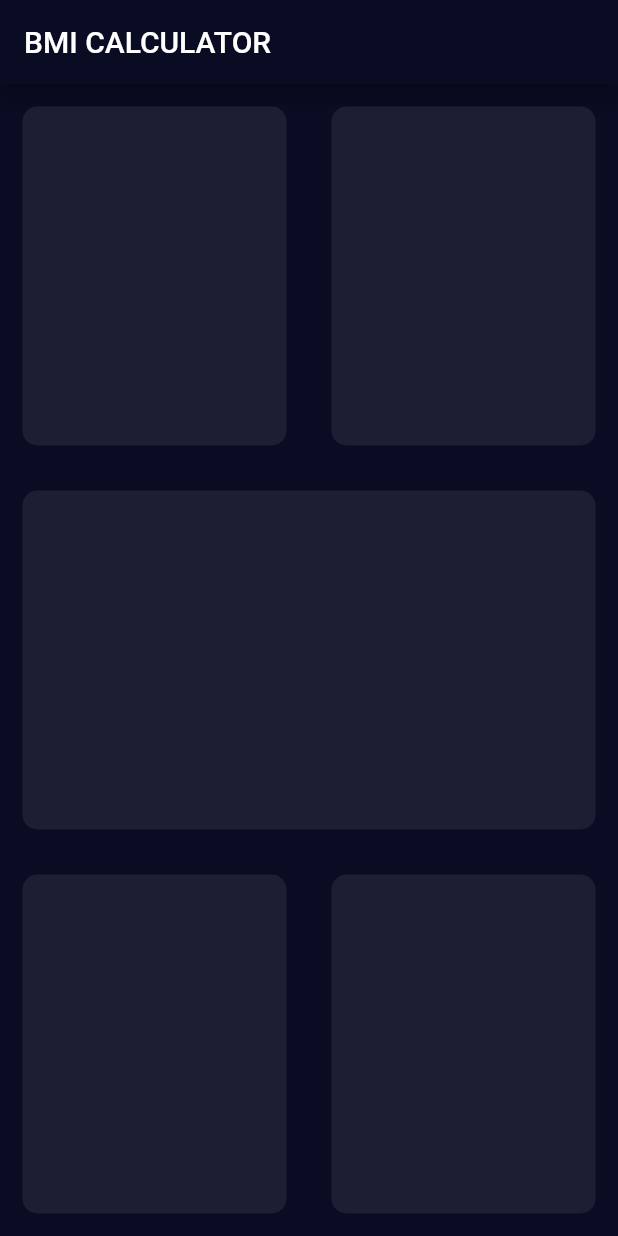
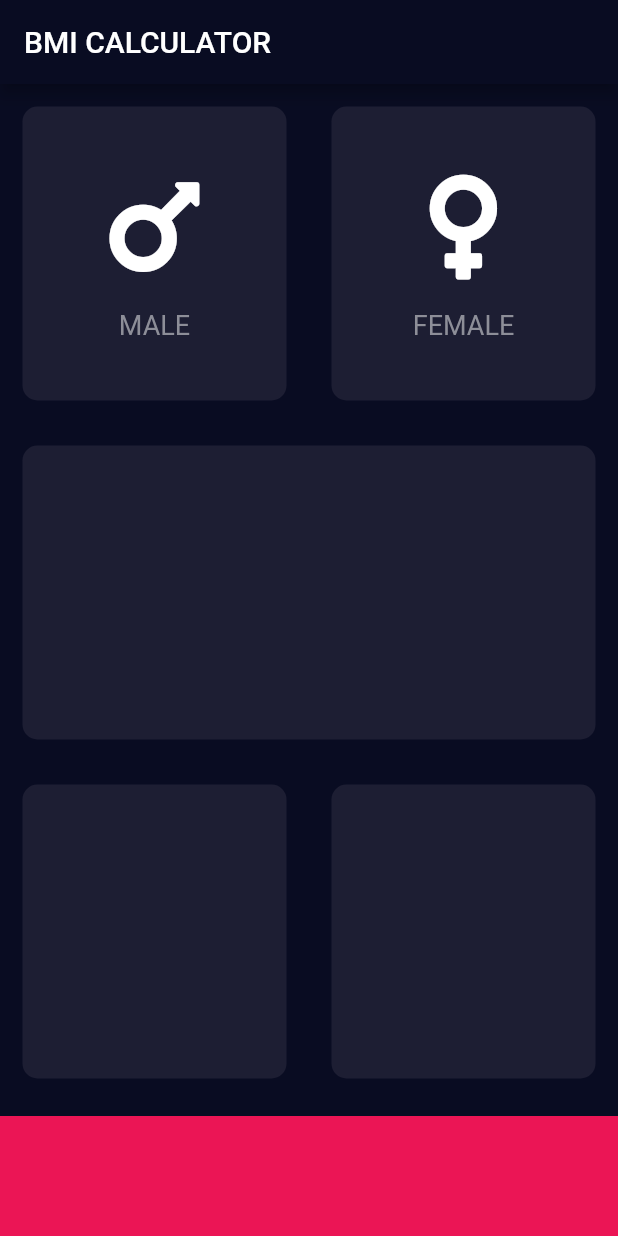
Before and after one commit to deepakDOTexe/bmi-calculator, a Flutter app: the screen it shows after launch, on a phone screen of 412 x 824 dp. Run offline on Flutter 3.47's test engine with Material 2 defaults, Android fonts, the phone set to English and light mode, and no system bars; our stand-ins replace font_awesome_flutter.

Commit message:
add reusable_card.dart and card_content.dart

```diff
--- /dev/null
+++ b/lib/card_content.dart
@@ -0,0 +1,32 @@
+import 'package:flutter/material.dart';
+
+const textStyle = TextStyle(
+  fontSize: 18.0,
+  color: Color(0xFF8D8E98),
+);
+
+class CardContentWidget extends StatelessWidget {
+  CardContentWidget({ this.icon, this.text});
+
+  final IconData icon;
+  final String text;
+  @override
+  Widget build(BuildContext context) {
+    return Column(
+      mainAxisAlignment: MainAxisAlignment.center,
+      children: <Widget>[
+        Icon(
+          icon,
+          size: 80.0,
+        ),
+        SizedBox(
+          height: 15.0,
+        ),
+        Text(
+          text,
+          style: textStyle,
+        ),
+      ],
+    );
+  }
+}
--- a/lib/input_page.dart
+++ b/lib/input_page.dart
@@ -1,5 +1,11 @@
-import 'package:flutter/cupertino.dart';
 import 'package:flutter/material.dart';
+import 'package:font_awesome_flutter/font_awesome_flutter.dart';
+import 'card_content.dart';
+import 'reusable_card.dart';
+
+const bottomContainerHeight = 80.0;
+const ReusableCardColor = Color(0xFF1D1E33);
+const bottomContainerColor = Color(0xFFEB1555);
 
 class InputPage extends StatefulWidget {
   @override
@@ -19,49 +25,49 @@ class _InputPageState extends State<InputPage> {
             child: Row(
               children: <Widget>[
                 Expanded(
-                  child: ReusableCard(cardColor: Color(0xFF1D1E33),),
+                  child: ReusableCard(
+                    cardColor: ReusableCardColor,
+                    cardChild: CardContentWidget(
+                      icon: FontAwesomeIcons.mars,
+                      text: 'MALE',
+                    ),
+                  ),
                 ),
                 Expanded(
-                  child: ReusableCard(cardColor: Color(0xFF1D1E33),),
+                  child: ReusableCard(
+                    cardColor: ReusableCardColor,
+                  cardChild: CardContentWidget(
+                    icon: FontAwesomeIcons.venus,
+                    text: 'FEMALE',
+                  ),
+                  ),
                 ),
               ],
             ),
           ),
           Expanded(
-            child: ReusableCard(cardColor: Color(0xFF1D1E33),),
+            child: ReusableCard(cardColor: ReusableCardColor,),
           ),
           Expanded(
             child: Row(
               children: <Widget>[
                 Expanded(
-                  child: ReusableCard(cardColor: Color(0xFF1D1E33),),
+                  child: ReusableCard(cardColor: ReusableCardColor,),
                 ),
                 Expanded(
-                  child: ReusableCard(cardColor: Color(0xFF1D1E33),),
+                  child: ReusableCard(cardColor: ReusableCardColor,),
                 ),
               ],
             ),
+          ),
+          Container(
+            color: bottomContainerColor,
+            margin: EdgeInsets.only(top: 10.0),
+            width: double.infinity,
+            height: bottomContainerHeight,
           ),
         ],
       )
     );
   }
 }
-
-class ReusableCard extends StatelessWidget {
-
-  ReusableCard({@required this.cardColor});
-
-  final Color cardColor;
-
-  @override
-  Widget build(BuildContext context) {
-    return Container(
-      margin: EdgeInsets.all(15.0),
-      decoration: BoxDecoration(
-        color: cardColor,
-        borderRadius: BorderRadius.circular(10.0),
-      ),
-    );
-  }
-}
--- /dev/null
+++ b/lib/reusable_card.dart
@@ -0,0 +1,22 @@
+import 'package:flutter/material.dart';
+
+
+class ReusableCard extends StatelessWidget {
+
+  ReusableCard({@required this.cardColor, this.cardChild});
+
+  final Color cardColor;
+  final Widget cardChild;
+
+  @override
+  Widget build(BuildContext context) {
+    return Container(
+      child: cardChild,
+      margin: EdgeInsets.all(15.0),
+      decoration: BoxDecoration(
+        color: cardColor,
+        borderRadius: BorderRadius.circular(10.0),
+      ),
+    );
+  }
+}
--- a/pubspec.yaml
+++ b/pubspec.yaml
@@ -11,6 +11,7 @@ dependencies:
     sdk: flutter
 
   cupertino_icons: ^0.1.2
+  font_awesome_flutter: ^8.8.1
 
 dev_dependencies:
   flutter_test:
```
